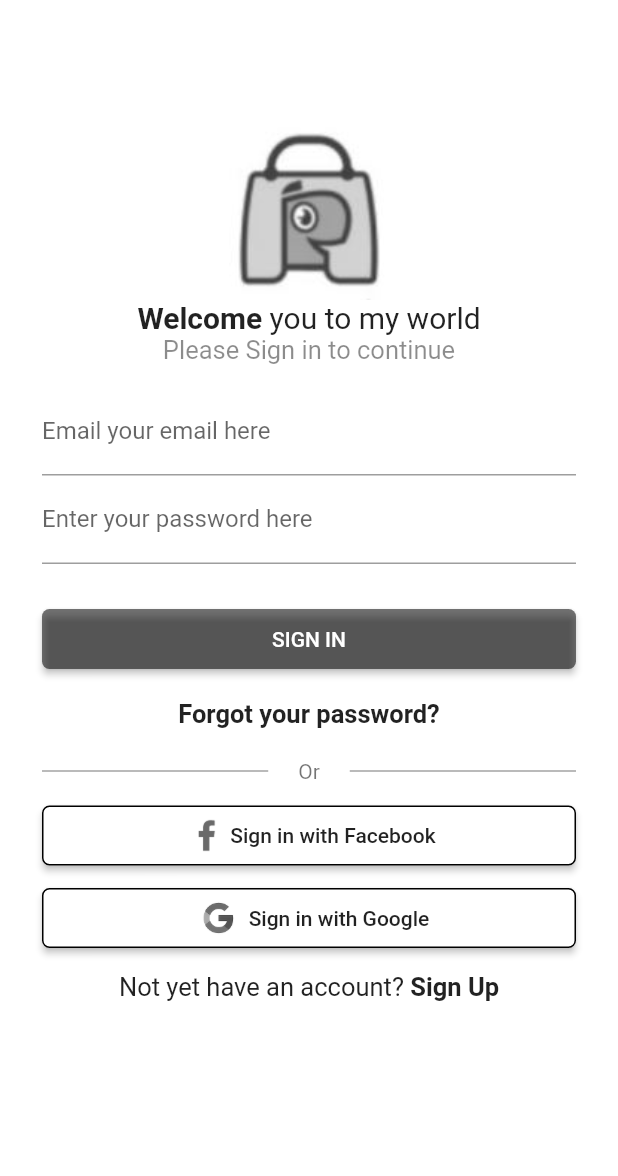
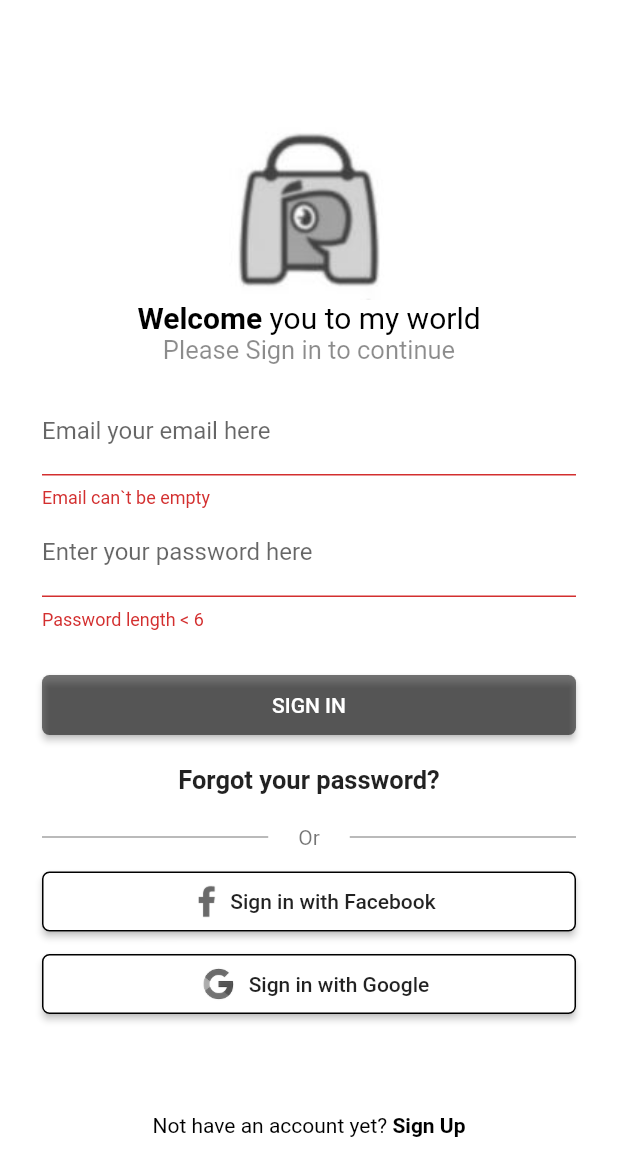
Before and after one commit to Artem2908/dragon-screen, a Flutter app: the screen it shows after launch, after a tap on "SIGN IN", on a phone screen of 412 x 824 dp. Shown: the top 1176 px of the screen. Run offline on Flutter 3.47's test engine with Material 2 defaults, Android fonts, the phone set to English and light mode, and no system bars.

Commit message:
Created scrollable login screen, added validation.

```diff
--- a/lib/login/login_screen.dart
+++ b/lib/login/login_screen.dart
@@ -1,3 +1,4 @@
+import 'package:flutter/gestures.dart';
 import 'package:flutter/material.dart';
 
 class LoginScreen extends StatefulWidget {
@@ -6,7 +7,16 @@ class LoginScreen extends StatefulWidget {
 }
 
 class _LoginScreenState extends State<LoginScreen> {
-  GlobalKey _formKey = GlobalKey<FormState>();
+  GlobalKey<FormState> _formKey = GlobalKey<FormState>();
+  TapGestureRecognizer gestureRecognizer = TapGestureRecognizer();
+
+  @override
+  void initState() {
+    super.initState();
+    gestureRecognizer.onTap = () {
+      print('Sign Up');
+    };
+  }
 
   @override
   Widget build(BuildContext context) {
@@ -14,7 +24,13 @@ class _LoginScreenState extends State<LoginScreen> {
       key: _formKey,
       child: Scaffold(
         backgroundColor: Colors.white,
-        body: Column(
+        body: LayoutBuilder(
+          builder: (BuildContext context, BoxConstraints viewportConstraints) {
+            return SingleChildScrollView(
+              child: ConstrainedBox(
+                constraints: BoxConstraints(minHeight: viewportConstraints.maxHeight),
+                child: IntrinsicHeight(
+                  child: Column(
                     children: <Widget>[
                       Container(
                         //decoration: BoxDecoration(color: Colors.yellow),
@@ -24,7 +40,8 @@ class _LoginScreenState extends State<LoginScreen> {
                           child: Image.asset('assets/snake_case.JPG'),
                         ),
                       ),
-            Padding(
+                      Expanded(
+                        child: Padding(
                           padding: const EdgeInsets.symmetric(horizontal: 28.0),
                           child: Column(
                             crossAxisAlignment: CrossAxisAlignment.center,
@@ -32,14 +49,20 @@ class _LoginScreenState extends State<LoginScreen> {
                               Row(
                                 mainAxisAlignment: MainAxisAlignment.center,
                                 children: <Widget>[
-                      Text(
-                        'Welcome ',
-                        style: TextStyle(fontSize: 20.0, fontWeight: FontWeight.bold),
+                                  RichText(
+                                    text: TextSpan(
+                                      text: 'Welcome',
+                                      style: TextStyle(
+                                        fontWeight: FontWeight.bold,
+                                        color: Colors.black,
+                                        fontSize: 20.0,
                                       ),
-                      Text(
-                        'you to my world',
-                        style: TextStyle(
-                          fontSize: 20.0,
+                                      children: <TextSpan>[
+                                        TextSpan(
+                                          text: ' you to my world',
+                                          style: TextStyle(fontWeight: FontWeight.normal),
+                                        ),
+                                      ],
                                     ),
                                   ),
                                 ],
@@ -60,6 +83,7 @@ class _LoginScreenState extends State<LoginScreen> {
                                     return 'Email can\`t be empty';
                                   }
                                 },
+                                keyboardType: TextInputType.emailAddress,
                                 decoration: InputDecoration(labelText: 'Email your email here'),
                               ),
                               TextFormField(
@@ -78,7 +102,9 @@ class _LoginScreenState extends State<LoginScreen> {
                                 child: RaisedButton(
                                   color: Colors.black54,
                                   shape: RoundedRectangleBorder(borderRadius: BorderRadius.circular(5.0)),
-                      onPressed: () {},
+                                  onPressed: () {
+                                    _formKey.currentState.validate();
+                                  },
                                   child: Text(
                                     'SIGN IN',
                                     style: TextStyle(color: Colors.white),
@@ -95,9 +121,7 @@ class _LoginScreenState extends State<LoginScreen> {
                                   ),
                                 ),
                               ),
-                  Container(
-                    width: MediaQuery.of(context).size.width,
-                    child: Row(
+                              Row(
                                 children: <Widget>[
                                   Expanded(
                                     child: Divider(
@@ -117,7 +141,6 @@ class _LoginScreenState extends State<LoginScreen> {
                                     ),
                                   ),
                                 ],
-                    ),
                               ),
                               Container(
                                 padding: EdgeInsets.only(top: 15.0),
@@ -165,31 +188,47 @@ class _LoginScreenState extends State<LoginScreen> {
                                   ),
                                 ),
                               ),
-                  Padding(
-                    padding: const EdgeInsets.only(top: 16.0),
-                    child: Row(
-                      mainAxisAlignment: MainAxisAlignment.center,
-                      children: <Widget>[
-                        Text(
-                          'Not yet have an account? ',
-                          style: TextStyle(fontSize: 17.0),
+                              Expanded(
+                                child: Padding(
+                                  padding: const EdgeInsets.only(top: 16.0, bottom: 16.0),
+                                  child: Center(
+                                    child: RichText(
+                                      text: TextSpan(
+                                        text: 'Not have an account yet? ',
+                                        style: TextStyle(color: Colors.black),
+                                        children: [
+                                          TextSpan(
+                                            text: 'Sign Up',
+                                            style: TextStyle(
+                                              color: Colors.black,
+                                              fontWeight: FontWeight.bold,
                                             ),
-                        InkWell(
-                          onTap: () {},
-                          child: Text(
-                            'Sign Up',
-                            style: TextStyle(fontSize: 17.0, fontWeight: FontWeight.bold),
+                                            recognizer: gestureRecognizer,
+                                          ),
+                                        ],
+                                      ),
+                                    ),
+                                  ),
                                 ),
                               ),
                             ],
                           ),
                         ),
-                ],
-              ),
                       ),
                     ],
                   ),
                 ),
+              ),
+            );
+          },
+        ),
+      ),
     );
   }
+
+  @override
+  void dispose() {
+    gestureRecognizer.dispose();
+    super.dispose();
   }
+}
```
Lines whose indentation alone changed are shown as unchanged.
